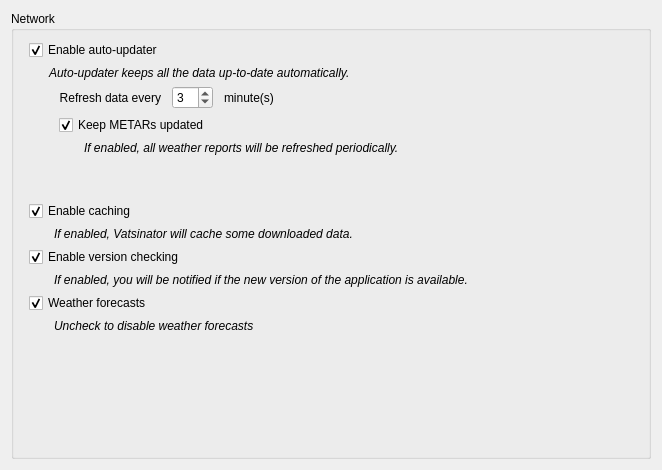
Before: the Qt Designer form source/ui/pages/networkpage.ui in Vatsinator/vatsinator-legacy, drawn with Qt 5.
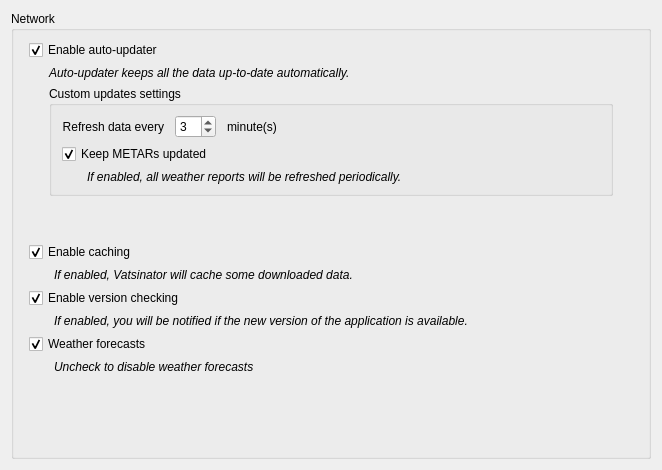
After: the same form once the commit is applied.

```diff
--- a/source/ui/pages/networkpage.ui
+++ b/source/ui/pages/networkpage.ui
@@ -52,23 +52,34 @@
        </widget>
       </item>
       <item>
-       <layout class="QHBoxLayout" name="horizontalLayout">
+       <layout class="QHBoxLayout" name="horizontalLayout_3">
         <item>
          <spacer name="horizontalSpacer">
           <property name="orientation">
            <enum>Qt::Horizontal</enum>
           </property>
           <property name="sizeType">
-           <enum>QSizePolicy::Fixed</enum>
+           <enum>QSizePolicy::Maximum</enum>
           </property>
           <property name="sizeHint" stdset="0">
            <size>
-            <width>30</width>
+            <width>20</width>
             <height>20</height>
            </size>
           </property>
          </spacer>
         </item>
+        <item>
+         <widget class="QGroupBox" name="CustomUpdatesBox">
+          <property name="title">
+           <string>Custom updates settings</string>
+          </property>
+          <layout class="QHBoxLayout" name="horizontalLayout_2">
+           <property name="leftMargin">
+            <number>10</number>
+           </property>
+           <item>
+            <layout class="QHBoxLayout" name="horizontalLayout">
         <item>
          <layout class="QVBoxLayout" name="verticalLayout_3">
           <item>
@@ -153,6 +164,27 @@
            </widget>
           </item>
          </layout>
+             </item>
+            </layout>
+           </item>
+          </layout>
+         </widget>
+        </item>
+        <item>
+         <spacer name="horizontalSpacer_2">
+          <property name="orientation">
+           <enum>Qt::Horizontal</enum>
+          </property>
+          <property name="sizeType">
+           <enum>QSizePolicy::Maximum</enum>
+          </property>
+          <property name="sizeHint" stdset="0">
+           <size>
+            <width>20</width>
+            <height>20</height>
+           </size>
+          </property>
+         </spacer>
         </item>
        </layout>
       </item>
```
Lines whose indentation alone changed are shown as unchanged.
